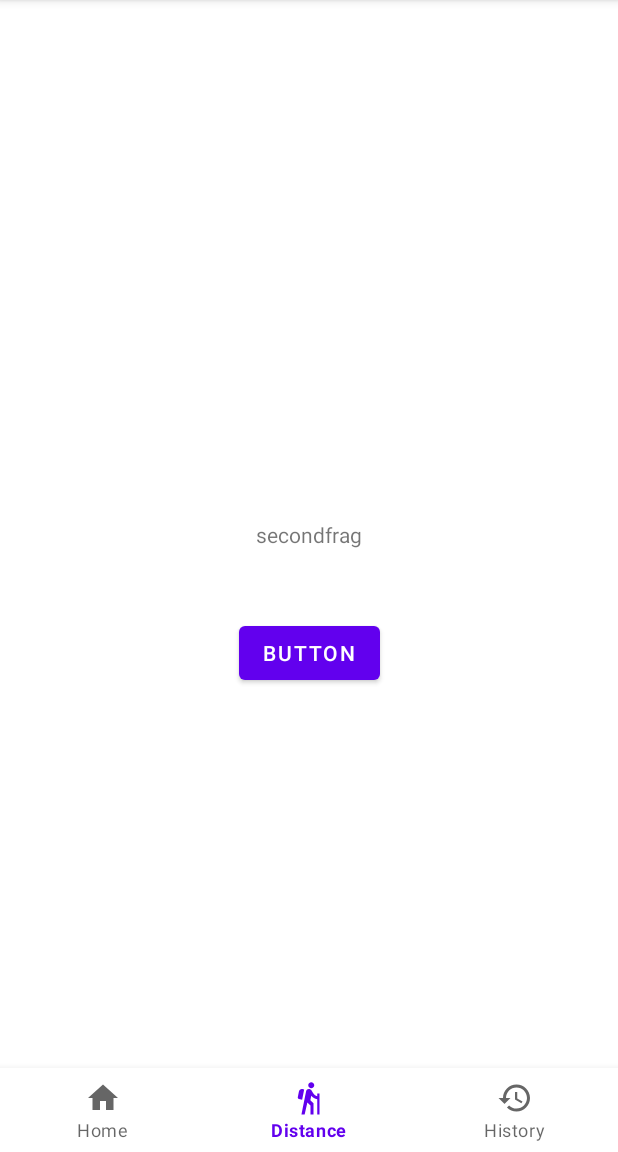
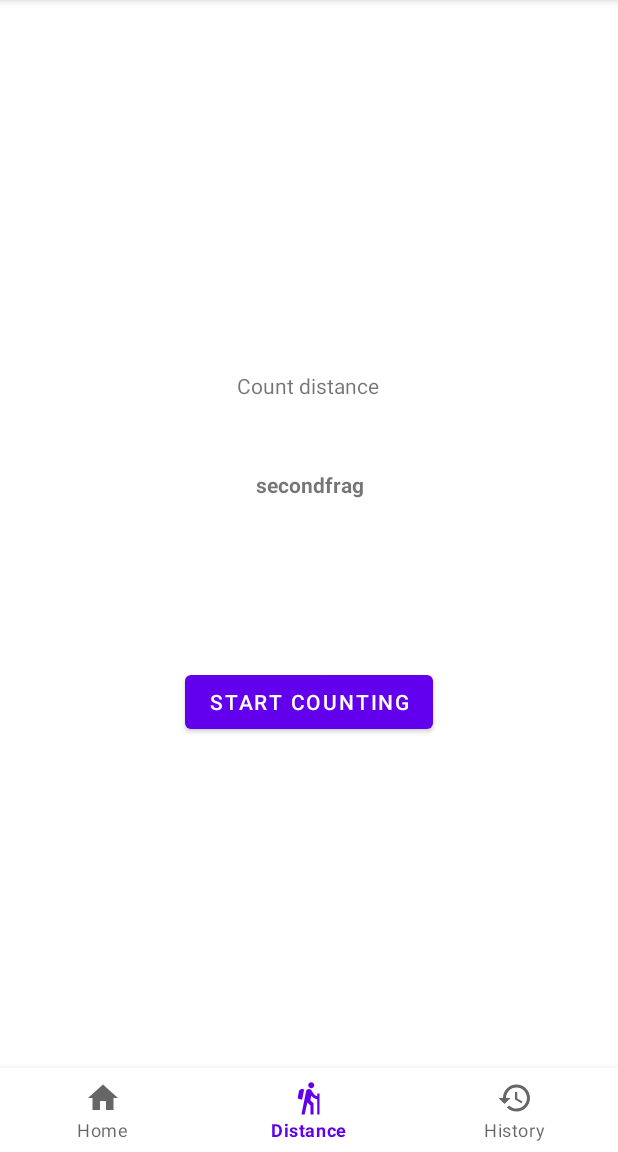
Before and after one commit to miskang863/fribanator, an Android app: the SecondFragment screen opened through its navigation route, on a phone screen of 412 x 824 dp, the part 84-1236 px from its top. Run offline under Robolectric (Android 15) with nearby library versions, the phone set to English and light mode, and no system bars; our stand-ins replace Room's generated code, navigation-ui.

Commit message:
location and distance to last location. and some small ui changes.

```diff
--- a/app/src/main/res/layout/fragment_second.xml
+++ b/app/src/main/res/layout/fragment_second.xml
@@ -7,10 +7,13 @@
     tools:context=".SecondFragment">
 
     <TextView
-        android:id="@+id/textView2"
-        android:layout_width="wrap_content"
-        android:layout_height="wrap_content"
+        android:id="@+id/distanceInM"
+        android:layout_width="228dp"
+        android:layout_height="85dp"
         android:text="secondfrag"
+        android:textAlignment="center"
+        android:textAllCaps="false"
+        android:textStyle="bold"
         app:layout_constraintBottom_toBottomOf="parent"
         app:layout_constraintEnd_toEndOf="parent"
         app:layout_constraintStart_toStartOf="parent"
@@ -21,8 +24,21 @@
         android:layout_width="wrap_content"
         android:layout_height="wrap_content"
         android:layout_marginTop="45dp"
-        android:text="Button"
+        android:text="Start counting"
         app:layout_constraintEnd_toEndOf="parent"
         app:layout_constraintStart_toStartOf="parent"
-        app:layout_constraintTop_toBottomOf="@+id/textView2" />
+        app:layout_constraintTop_toBottomOf="@+id/distanceInM" />
+
+    <TextView
+        android:id="@+id/textView3"
+        android:layout_width="230dp"
+        android:layout_height="33dp"
+        android:text="Count distance"
+        android:textAlignment="center"
+        app:layout_constraintBottom_toTopOf="@+id/distanceInM"
+        app:layout_constraintEnd_toEndOf="parent"
+        app:layout_constraintHorizontal_bias="0.498"
+        app:layout_constraintStart_toStartOf="parent"
+        app:layout_constraintTop_toTopOf="parent"
+        app:layout_constraintVertical_bias="0.875" />
 </androidx.constraintlayout.widget.ConstraintLayout>
```
Also changed, not shown: app/src/main/java/com/example/fribanator/SecondFragment.java (+37 -15 lines).
